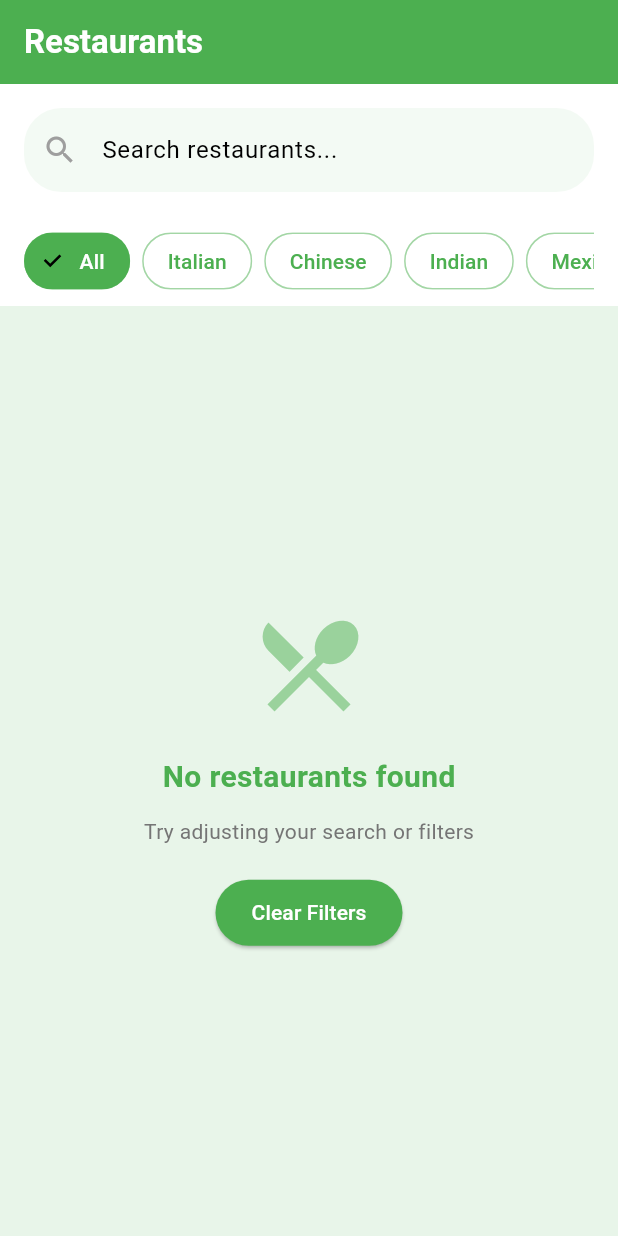
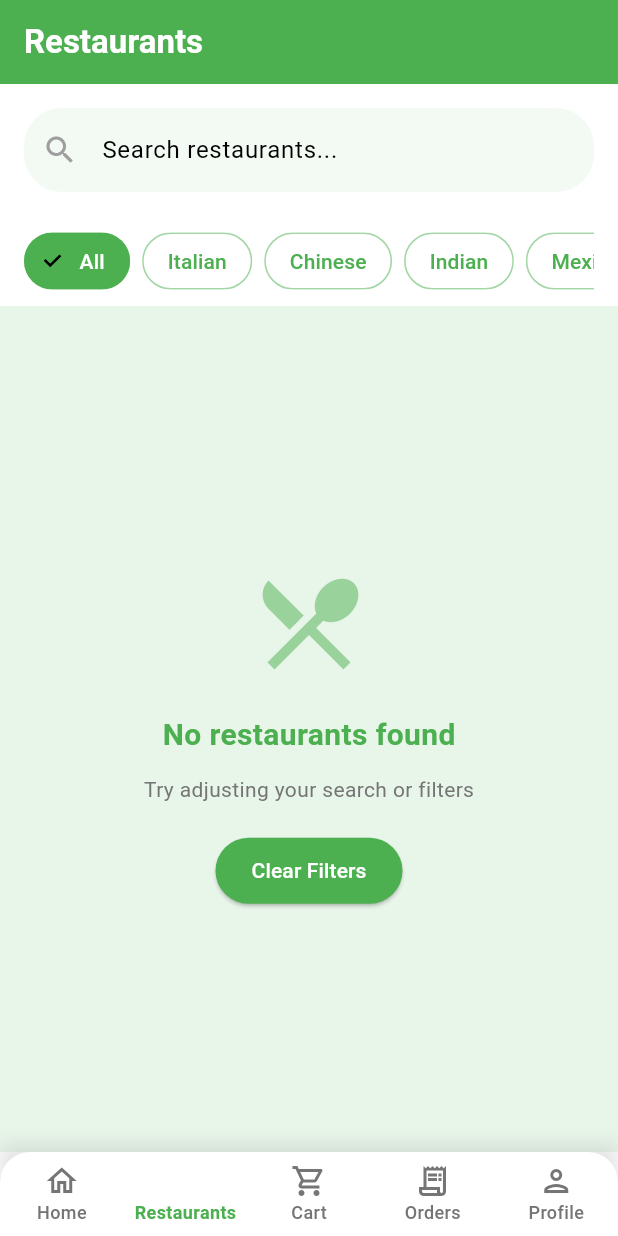
Before and after one commit to Kannangog/campuscart, a Flutter app: the screen it shows once a user with an empty profile is signed in, item 3 of the bottom bar chosen, after a tap on "Browse Restaurants", on a phone screen of 412 x 824 dp. Run offline on Flutter 3.47's test engine with Material 3 defaults, Android fonts, the light colour scheme and no system bars; drawn by our look-alikes of flutter_animate; our stand-ins replace cached_network_image, carousel_slider, cloud_firestore, firebase_auth, firebase_core, firebase_storage and 9 more; accounts and stored records are empty; network calls fail.

Commit message:
browse restaurant fixed

```diff
--- a/lib/screens/user/cart_screen.dart
+++ b/lib/screens/user/cart_screen.dart
@@ -1,7 +1,7 @@
 // ignore_for_file: deprecated_member_use
 
 import 'package:campuscart/models/menu_item_model.dart';
-import 'package:campuscart/screens/user/restaurants_screen.dart';
+import 'package:campuscart/screens/user/user_dashboard.dart';
 import 'package:flutter/material.dart';
 import 'package:flutter_riverpod/flutter_riverpod.dart';
 import 'package:flutter_animate/flutter_animate.dart';
@@ -10,7 +10,7 @@ import 'package:shared_preferences/shared_preferences.dart';
 import 'dart:convert';
 
 import '../../providers/cart_provider.dart';
-import 'checkout_screen/checkout_screen.dart'; // Add this import
+import 'checkout_screen/checkout_screen.dart';
 
 class CartScreen extends ConsumerStatefulWidget {
   const CartScreen({super.key});
@@ -25,7 +25,6 @@ class _CartScreenState extends ConsumerState<CartScreen> {
   @override
   void initState() {
     super.initState();
-    // Load cart from storage when screen initializes
     WidgetsBinding.instance.addPostFrameCallback((_) {
       _loadCartFromStorage();
     });
@@ -34,10 +33,8 @@ class _CartScreenState extends ConsumerState<CartScreen> {
   Future<void> _loadCartFromStorage() async {
     try {
       final cartNotifier = ref.read(cartProvider.notifier);
-      // Check if cart is already loaded
       final currentCart = ref.read(cartProvider);
       if (currentCart.isEmpty) {
-        // Load from storage only if current cart is empty
         final prefs = await SharedPreferences.getInstance();
         final cartJson = prefs.getString('cart');
 
@@ -89,13 +86,16 @@ class _CartScreenState extends ConsumerState<CartScreen> {
   }
 
   void _navigateToRestaurants() {
-    // Use pushAndRemoveUntil to clear the navigation stack and start fresh
+    // Navigate to dashboard with restaurants tab selected
     Navigator.of(context).pushAndRemoveUntil(
-      MaterialPageRoute(builder: (context) => const RestaurantsScreen()),
-      (route) => false, // Remove all existing routes
+      MaterialPageRoute(
+        builder: (context) => UserDashboard(initialIndex: 1), // 1 for restaurants tab
+      ),
+      (route) => false,
     );
   }
 
+  // Rest of your CartScreen code remains the same...
   @override
   Widget build(BuildContext context) {
     final cartState = ref.watch(cartProvider);
@@ -148,7 +148,6 @@ class _CartScreenState extends ConsumerState<CartScreen> {
           ? _buildEmptyCart(context)
           : Column(
               children: [
-                // Cart Items
                 Expanded(
                   child: ListView.builder(
                     padding: const EdgeInsets.fromLTRB(16, 16, 16, 0),
@@ -174,7 +173,6 @@ class _CartScreenState extends ConsumerState<CartScreen> {
                           padding: const EdgeInsets.all(12),
                           child: Row(
                             children: [
-                              // Item Image
                               ClipRRect(
                                 borderRadius: BorderRadius.circular(8),
                                 child: CachedNetworkImage(
@@ -196,7 +194,6 @@ class _CartScreenState extends ConsumerState<CartScreen> {
 
                               const SizedBox(width: 16),
 
-                              // Item Details
                               Expanded(
                                 child: Column(
                                   crossAxisAlignment: CrossAxisAlignment.start,
@@ -240,7 +237,6 @@ class _CartScreenState extends ConsumerState<CartScreen> {
                                 ),
                               ),
 
-                              // Quantity Controls
                               Column(
                                 children: [
                                   Container(
@@ -300,7 +296,7 @@ class _CartScreenState extends ConsumerState<CartScreen> {
                                         SnackBar(
                                           content: Text('${menuItem.name} removed from cart'),
                                           duration: const Duration(seconds: 1),
-                                          backgroundColor: const Color(0xFF4CAF50), // Light green
+                                          backgroundColor: const Color(0xFF4CAF50),
                                         ),
                                       );
                                     },
@@ -322,7 +318,6 @@ class _CartScreenState extends ConsumerState<CartScreen> {
                   ),
                 ),
 
-                // Order Summary
                 Container(
                   padding: const EdgeInsets.all(20),
                   decoration: BoxDecoration(
@@ -391,7 +386,7 @@ class _CartScreenState extends ConsumerState<CartScreen> {
                             );
                           },
                           style: ElevatedButton.styleFrom(
-                            backgroundColor: const Color(0xFF4CAF50), // Light green
+                            backgroundColor: const Color(0xFF4CAF50),
                             padding: const EdgeInsets.symmetric(vertical: 16),
                             shape: RoundedRectangleBorder(
                               borderRadius: BorderRadius.circular(8),
@@ -417,8 +412,8 @@ class _CartScreenState extends ConsumerState<CartScreen> {
 
   Widget _buildEmptyCart(BuildContext context) {
     return Container(
-      width: double.infinity, // Ensure full width
-      color: Colors.white, // This ensures no white space on sides
+      width: double.infinity,
+      color: Colors.white,
       padding: const EdgeInsets.all(20),
       child: Column(
         mainAxisAlignment: MainAxisAlignment.center,
@@ -455,11 +450,11 @@ class _CartScreenState extends ConsumerState<CartScreen> {
           const SizedBox(height: 32),
 
           ElevatedButton.icon(
-            onPressed: _navigateToRestaurants, // Use the new navigation method
+            onPressed: _navigateToRestaurants,
             icon: const Icon(Icons.restaurant, color: Colors.white),
             label: const Text('Browse Restaurants', style: TextStyle(color: Colors.white)),
             style: ElevatedButton.styleFrom(
-              backgroundColor: const Color(0xFF4CAF50), // Light green
+              backgroundColor: const Color(0xFF4CAF50),
               padding: const EdgeInsets.symmetric(horizontal: 24, vertical: 14),
               shape: RoundedRectangleBorder(
                 borderRadius: BorderRadius.circular(8),
@@ -515,7 +510,7 @@ class _CartScreenState extends ConsumerState<CartScreen> {
                 const SnackBar(
                   content: Text('Cart cleared'),
                   duration: Duration(seconds: 1),
-                  backgroundColor: Color(0xFF4CAF50), // Light green
+                  backgroundColor: Color(0xFF4CAF50),
                 ),
               );
             },
--- a/lib/screens/user/user_dashboard.dart
+++ b/lib/screens/user/user_dashboard.dart
@@ -10,7 +10,9 @@ import 'profile_screen.dart';
 import '../../providers/cart_provider.dart';
 
 class UserDashboard extends ConsumerStatefulWidget {
-  const UserDashboard({super.key});
+  final int initialIndex; // Add this parameter
+
+  const UserDashboard({super.key, this.initialIndex = 0}); // Set default value
 
   @override
   ConsumerState<UserDashboard> createState() => _UserDashboardState();
@@ -18,7 +20,7 @@ class UserDashboard extends ConsumerStatefulWidget {
 
 class _UserDashboardState extends ConsumerState<UserDashboard>
     with SingleTickerProviderStateMixin {
-  int _currentIndex = 0;
+  int _currentIndex = 0; // Initialize with 0
   late AnimationController _animationController;
   late Animation<double> _animation;
 
@@ -33,6 +35,9 @@ class _UserDashboardState extends ConsumerState<UserDashboard>
   @override
   void initState() {
     super.initState();
+    // Use the initialIndex from widget parameter
+    _currentIndex = widget.initialIndex;
+
     _animationController = AnimationController(
       vsync: this,
       duration: const Duration(milliseconds: 300),
```
